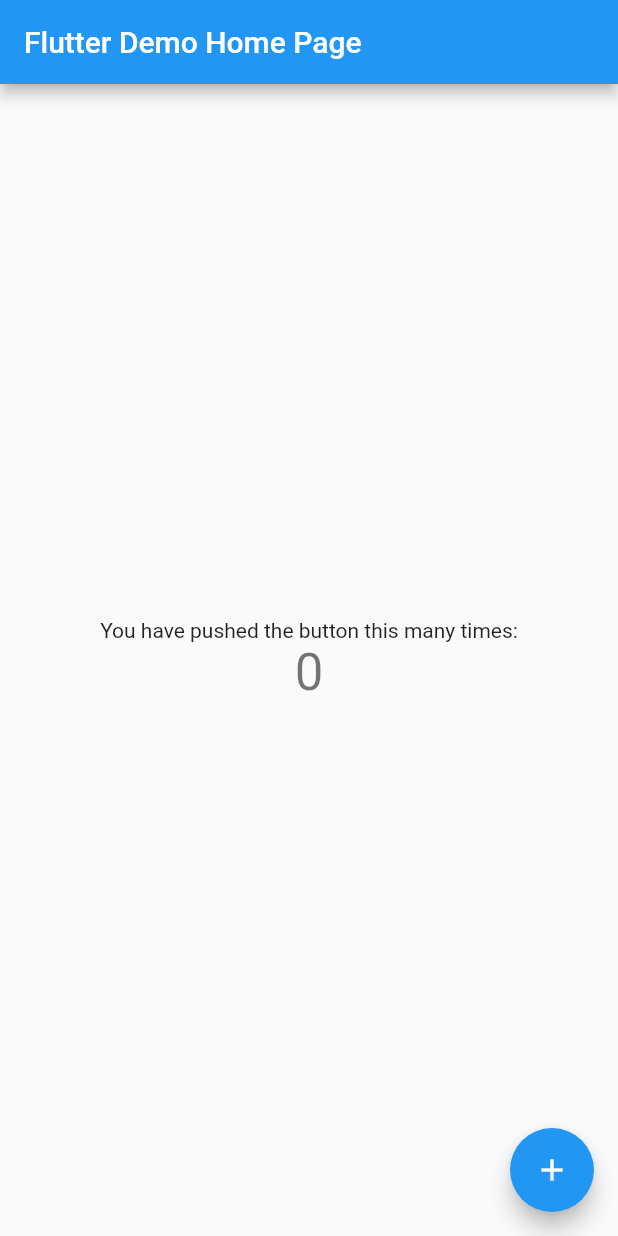
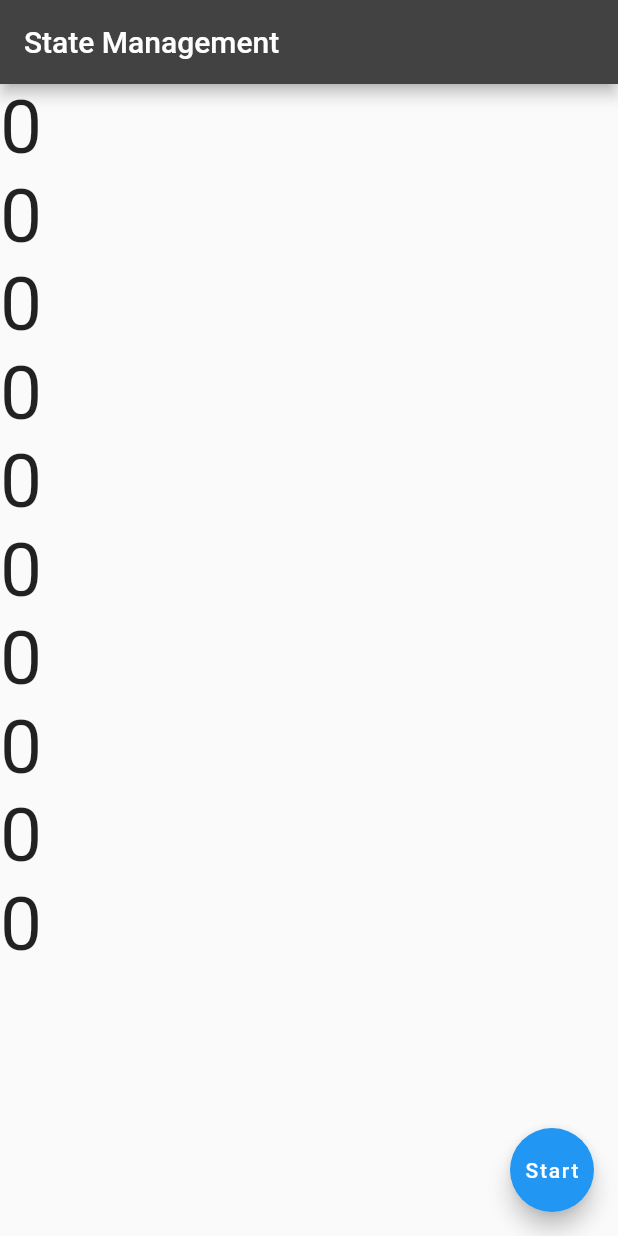
Before and after one commit to benja128/state_management, a Flutter app: the screen it shows after launch, on a phone screen of 412 x 824 dp. Run offline on Flutter 3.47's test engine with Material 2 defaults, Android fonts, the phone set to English and light mode, and no system bars.

Commit message:
løsning

```diff
--- a/state_management/lib/main.dart
+++ b/state_management/lib/main.dart
@@ -1,44 +1,33 @@
+import 'dart:async';
+
 import 'package:flutter/material.dart';
+import 'package:flutter/rendering.dart';
+import 'package:state_management/helpers/property_notifier.dart';
+import 'package:provider/provider.dart';
 
 void main() {
+  debugRepaintRainbowEnabled = true;
   runApp(MyApp());
 }
 
 class MyApp extends StatelessWidget {
-  // This widget is the root of your application.
   @override
   Widget build(BuildContext context) {
-    return MaterialApp(
-      title: 'Flutter Demo',
-      theme: ThemeData(
-        // This is the theme of your application.
-        //
-        // Try running your application with "flutter run". You'll see the
-        // application has a blue toolbar. Then, without quitting the app, try
-        // changing the primarySwatch below to Colors.green and then invoke
-        // "hot reload" (press "r" in the console where you ran "flutter run",
-        // or simply save your changes to "hot reload" in a Flutter IDE).
-        // Notice that the counter didn't reset back to zero; the application
-        // is not restarted.
-        primarySwatch: Colors.blue,
+    return MultiProvider(
+      providers: [ChangeNotifierProvider(create: (_) => PropertyNotifer())],
+      child: MaterialApp(
+        title: 'State Management',
+        theme: ThemeData(
+          primarySwatch: Colors.blue,
+        ),
+        home: MyHomePage(title: 'State Management'),
       ),
-      home: MyHomePage(title: 'Flutter Demo Home Page'),
     );
   }
 }
 
 class MyHomePage extends StatefulWidget {
   MyHomePage({Key key, this.title}) : super(key: key);
-
-  // This widget is the home page of your application. It is stateful, meaning
-  // that it has a State object (defined below) that contains fields that affect
-  // how it looks.
-
-  // This class is the configuration for the state. It holds the values (in this
-  // case the title) provided by the parent (in this case the App widget) and
-  // used by the build method of the State. Fields in a Widget subclass are
-  // always marked "final".
-
   final String title;
 
   @override
@@ -46,68 +35,61 @@ class MyHomePage extends StatefulWidget {
 }
 
 class _MyHomePageState extends State<MyHomePage> {
-  int _counter = 0;
+  PropertyNotifer propertyNotifier = PropertyNotifer();
 
-  void _incrementCounter() {
-    setState(() {
-      // This call to setState tells the Flutter framework that something has
-      // changed in this State, which causes it to rerun the build method below
-      // so that the display can reflect the updated values. If we changed
-      // _counter without calling setState(), then the build method would not be
-      // called again, and so nothing would appear to happen.
-      _counter++;
-    });
+  Timer _timer;
+  int _start = 0;
+
+  @override
+  void initState() {
+    super.initState();
+  }
+
+  void _startTimer() {
+    const oneSec = const Duration(seconds: 1);
+    _timer = new Timer.periodic(
+      oneSec,
+      (Timer timer) {
+        if (_start == 30) {
+          setState(() {
+            timer.cancel();
+          });
+        } else {
+          setState(() {
+            _start++;
+            propertyNotifier.time++;
+          });
+        }
+      },
+    );
   }
 
   @override
   Widget build(BuildContext context) {
-    // This method is rerun every time setState is called, for instance as done
-    // by the _incrementCounter method above.
-    //
-    // The Flutter framework has been optimized to make rerunning build methods
-    // fast, so that you can just rebuild anything that needs updating rather
-    // than having to individually change instances of widgets.
+    final PropertyNotifer notifer = Provider.of<PropertyNotifer>(context);
+    if (notifer.map.isEmpty) {
+      notifer.init();
+    }
+    propertyNotifier = notifer;
+
     return Scaffold(
       appBar: AppBar(
-        // Here we take the value from the MyHomePage object that was created by
-        // the App.build method, and use it to set our appbar title.
+        backgroundColor: Colors.grey[800],
         title: Text(widget.title),
       ),
-      body: Center(
-        // Center is a layout widget. It takes a single child and positions it
-        // in the middle of the parent.
-        child: Column(
-          // Column is also a layout widget. It takes a list of children and
-          // arranges them vertically. By default, it sizes itself to fit its
-          // children horizontally, and tries to be as tall as its parent.
-          //
-          // Invoke "debug painting" (press "p" in the console, choose the
-          // "Toggle Debug Paint" action from the Flutter Inspector in Android
-          // Studio, or the "Toggle Debug Paint" command in Visual Studio Code)
-          // to see the wireframe for each widget.
-          //
-          // Column has various properties to control how it sizes itself and
-          // how it positions its children. Here we use mainAxisAlignment to
-          // center the children vertically; the main axis here is the vertical
-          // axis because Columns are vertical (the cross axis would be
-          // horizontal).
-          mainAxisAlignment: MainAxisAlignment.center,
-          children: <Widget>[
-            Text(
-              'You have pushed the button this many times:',
-            ),
-            Text(
-              '$_counter',
-              style: Theme.of(context).textTheme.headline4,
-            ),
-          ],
-        ),
+      body: ListView.builder(
+        itemCount: notifer.map.length,
+        itemBuilder: (context, index) {
+          return new Text(
+            notifer.map[index + 1].toString(),
+            style: TextStyle(fontSize: 50.0),
+          );
+        },
       ),
       floatingActionButton: FloatingActionButton(
-        onPressed: _incrementCounter,
-        tooltip: 'Increment',
-        child: Icon(Icons.add),
-      ), // This trailing comma makes auto-formatting nicer for build methods.
+        onPressed: () => _startTimer(),
+        child: Text('Start'),
+      ),
     );
   }
 }
--- a/state_management/pubspec.yaml
+++ b/state_management/pubspec.yaml
@@ -28,6 +28,7 @@ dependencies:
   # The following adds the Cupertino Icons font to your application.
   # Use with the CupertinoIcons class for iOS style icons.
   cupertino_icons: ^1.0.2
+  provider: ^6.0.1
 
 dev_dependencies:
   flutter_test:
```
Also changed, not shown: state_management/lib/helpers/property_notifier.dart (added, +36 -0 lines), state_management/pubspec.lock.
